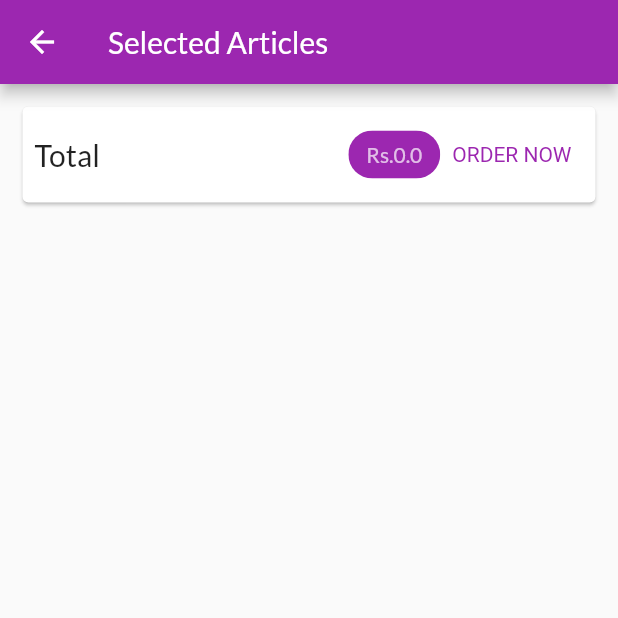
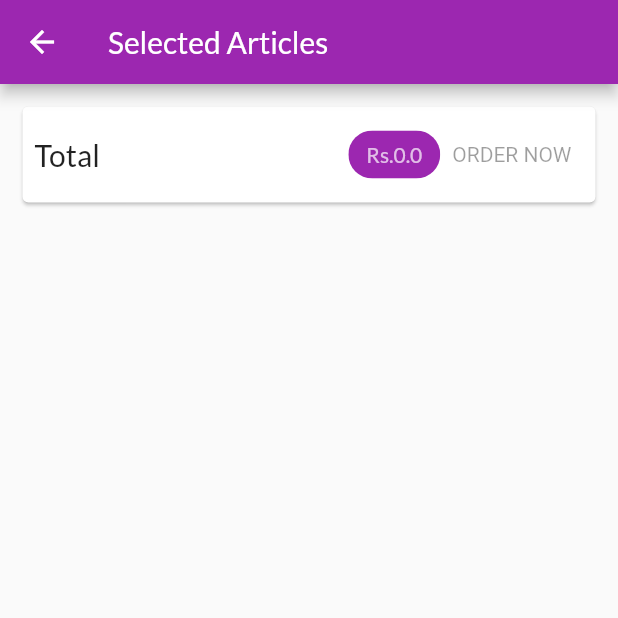
Before and after one commit to TarunKansal0009/ShopApp, a Flutter app: the CartScreen screen opened by its route, on a phone screen of 412 x 824 dp, the top half of it. Run offline on Flutter 3.47's test engine with Material 2 defaults, Android fonts, the phone set to English and light mode, and no system bars; network calls fail.

Commit message:
storing orders in web

```diff
--- a/shop_app/lib/screens/cart_screen.dart
+++ b/shop_app/lib/screens/cart_screen.dart
@@ -38,17 +38,7 @@ class CartScreen extends StatelessWidget {
                     ),
                     backgroundColor: Theme.of(context).primaryColor,
                   ),
-                  TextButton(
-                    onPressed: () {
-                      Provider.of<Orders>(context, listen: false).addOrder(
-                          cart.items.values.toList(), cart.totalAmount);
-                      cart.clear();
-                    },
-                    style: TextButton.styleFrom(
-                        textStyle:
-                            TextStyle(color: Theme.of(context).primaryColor)),
-                    child: Text('ORDER NOW'),
-                  ),
+                  OrderButton(cart: cart),
                 ],
               ),
             ),
@@ -72,3 +62,40 @@ class CartScreen extends StatelessWidget {
     );
   }
 }
+
+class OrderButton extends StatefulWidget {
+  const OrderButton({
+    Key key,
+    @required this.cart,
+  }) : super(key: key);
+
+  final Cart cart;
+
+  @override
+  _OrderButtonState createState() => _OrderButtonState();
+}
+
+class _OrderButtonState extends State<OrderButton> {
+  var _isloading = false;
+  @override
+  Widget build(BuildContext context) {
+    return TextButton(
+      child: _isloading ? CircularProgressIndicator() : Text('ORDER NOW'),
+      onPressed: (widget.cart.totalAmount <= 0 || _isloading)
+          ? null
+          : () async {
+              setState(() {
+                _isloading = true;
+              });
+              await Provider.of<Orders>(context, listen: false).addOrder(
+                  widget.cart.items.values.toList(), widget.cart.totalAmount);
+              setState(() {
+                _isloading = false;
+              });
+              widget.cart.clear();
+            },
+      style: TextButton.styleFrom(
+          textStyle: TextStyle(color: Theme.of(context).primaryColor)),
+    );
+  }
+}
```
